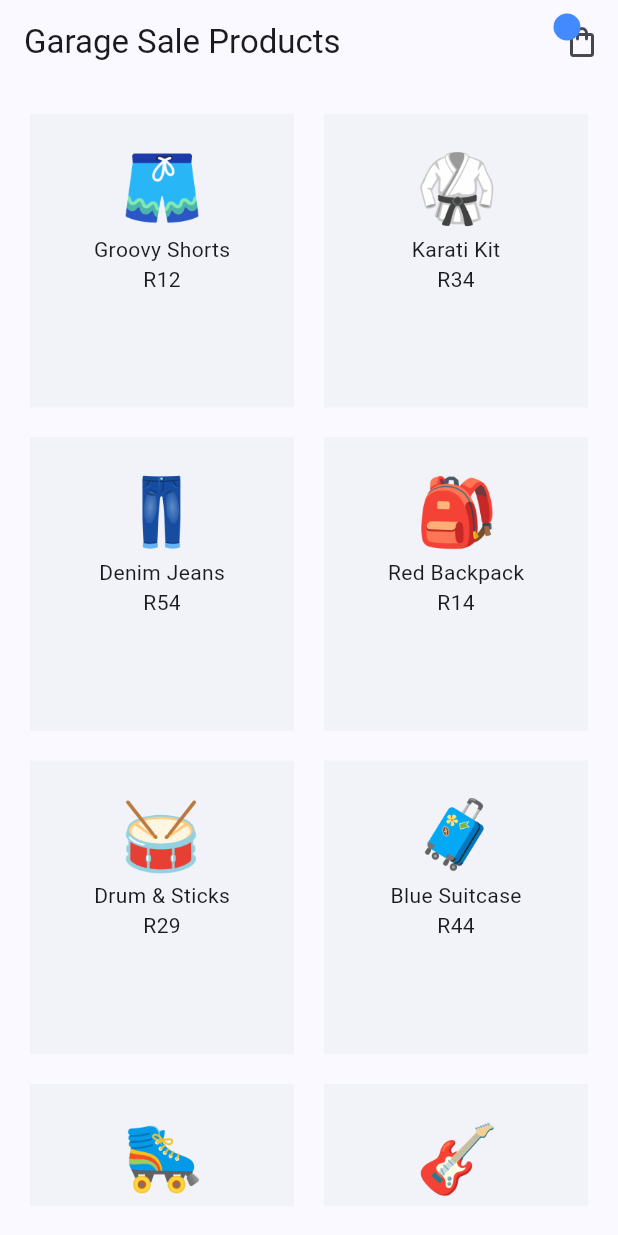
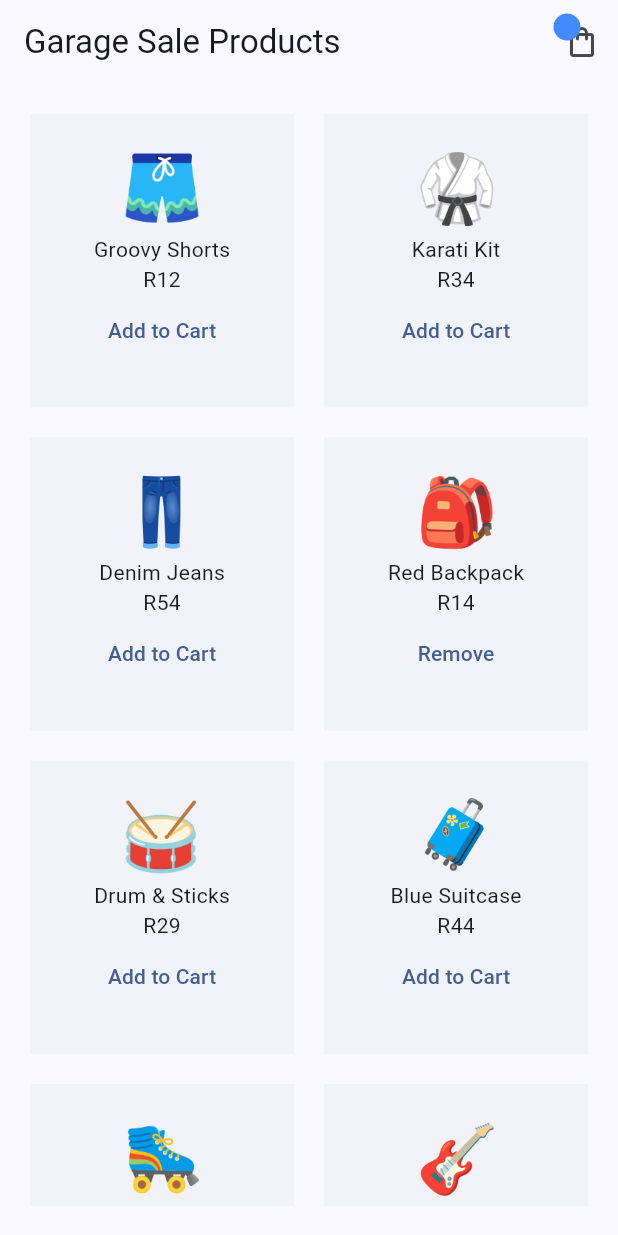
Before and after one commit to AbigailGeovana/marketplace_riverpod, a Flutter app: the screen it shows after launch, on a phone screen of 412 x 824 dp. Run offline on Flutter 3.47's test engine with Material 3 defaults, Android fonts, the phone set to English and light mode, and no system bars; our stand-ins replace flutter_riverpod, riverpod_annotation; generated files the repository leaves out were written again.

Commit message:
feat(class 7): add cart notifier provider

```diff
--- /dev/null
+++ b/lib/providers/cart_provider.dart
@@ -0,0 +1,19 @@
+import 'package:flutter_riverpod/flutter_riverpod.dart';
+import 'package:riverpod_files/models/product.dart';
+
+//esta classe isnt a provider
+class CartNotifier extends Notifier<Set<Product>> {
+  //valor inicial
+  @override
+  Set<Product> build() {
+    return const {
+      Product(id: '4', title: 'Red Backpack', price: 14, image: 'assets/products/backpack.png'),
+    };
+  }
+
+  //metodos para atualizar o estado
+}
+
+final cartNotifierProvider = NotifierProvider<CartNotifier, Set<Product>>(() {
+  return CartNotifier();
+});
--- a/lib/screens/cart/cart_screen.dart
+++ b/lib/screens/cart/cart_screen.dart
@@ -1,6 +1,6 @@
 import 'package:flutter/material.dart';
 import 'package:flutter_riverpod/flutter_riverpod.dart';
-import 'package:riverpod_files/providers/products_provider.dart';
+import 'package:riverpod_files/providers/cart_provider.dart';
 
 class CartScreen extends ConsumerStatefulWidget {
   const CartScreen({super.key});
@@ -14,7 +14,7 @@ class _CartScreenState extends ConsumerState<CartScreen> {
 
   @override
   Widget build(BuildContext context) {
-    final cartProducts = ref.watch(reducedProductsProvider);
+    final cartProducts = ref.watch(cartNotifierProvider);
 
     return Scaffold(
       appBar: AppBar(
--- a/lib/screens/home/home_screen.dart
+++ b/lib/screens/home/home_screen.dart
@@ -1,5 +1,6 @@
 import 'package:flutter/material.dart';
 import 'package:flutter_riverpod/flutter_riverpod.dart';
+import 'package:riverpod_files/providers/cart_provider.dart';
 import 'package:riverpod_files/providers/products_provider.dart';
 import 'package:riverpod_files/shared/cart_icon.dart';
 
@@ -9,6 +10,7 @@ class HomeScreen extends ConsumerWidget {
   @override
   Widget build(BuildContext context, WidgetRef ref) {
     final allProducts = ref.watch(productsProvider);
+    final cartProducts = ref.watch(cartNotifierProvider);
 
     return Scaffold(
       appBar: AppBar(
@@ -38,6 +40,15 @@ class HomeScreen extends ConsumerWidget {
                   ),
                   Text(allProducts[index].title),
                   Text("R${allProducts[index].price}"),
+                  cartProducts.contains(allProducts[index])
+                      ? TextButton(
+                          onPressed: () {},
+                          child: const Text('Remove'),
+                        )
+                      : TextButton(
+                          onPressed: () {},
+                          child: const Text('Add to Cart'),
+                        ),
                 ],
               ),
             );
```
